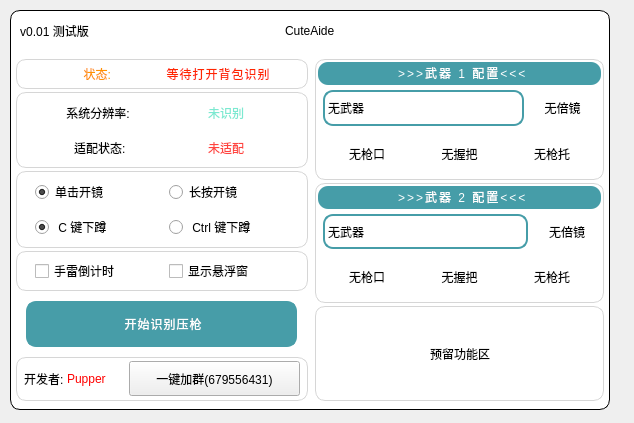
Above: views/home.ui from Pupper0601/CuteAide before the change. Below: the same form after it.
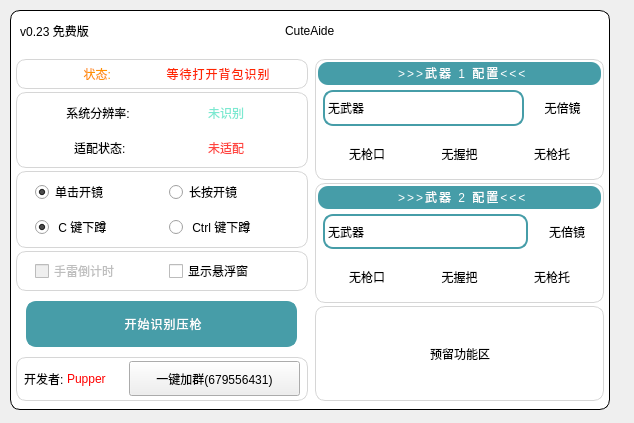
That is the form after the change. Icons and pictures are not drawn.

Patch:
```diff
--- a/views/home.ui
+++ b/views/home.ui
@@ -124,7 +124,7 @@
 }</string>
              </property>
              <property name="text">
-              <string>v0.01 测试版</string>
+              <string>v0.23 免费版</string>
              </property>
              <property name="icon">
               <iconset resource="../resource.qrc">
@@ -1144,6 +1144,9 @@
               </item>
               <item>
                <widget class="QCheckBox" name="checkBox">
+                <property name="enabled">
+                 <bool>false</bool>
+                </property>
                 <property name="sizePolicy">
                  <sizepolicy hsizetype="Expanding" vsizetype="Fixed">
                   <horstretch>1</horstretch>
@@ -1163,6 +1166,12 @@
                   <height>20</height>
                  </size>
                 </property>
+                <property name="checkable">
+                 <bool>true</bool>
+                </property>
+                <property name="checked">
+                 <bool>false</bool>
+                </property>
                </widget>
               </item>
               <item>
```
